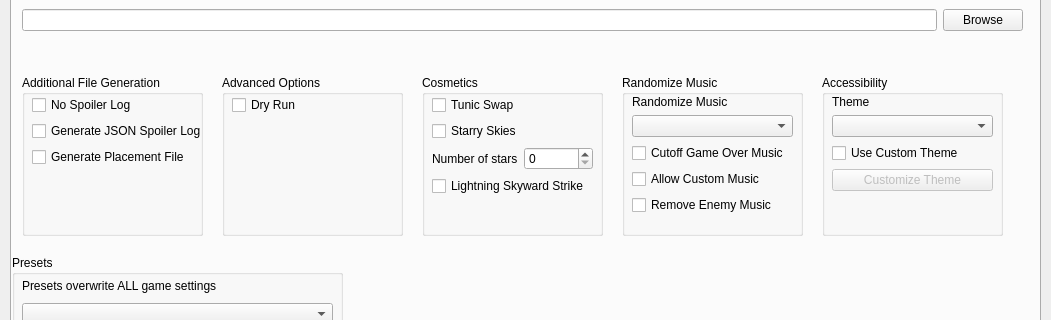
Before: the Qt Designer form gui/randogui.ui in ssrando/ssrando, drawn with Qt 5; both pictures show x 0 to 1051 and y 91 to 411 of the 1051 by 738 pixel window.
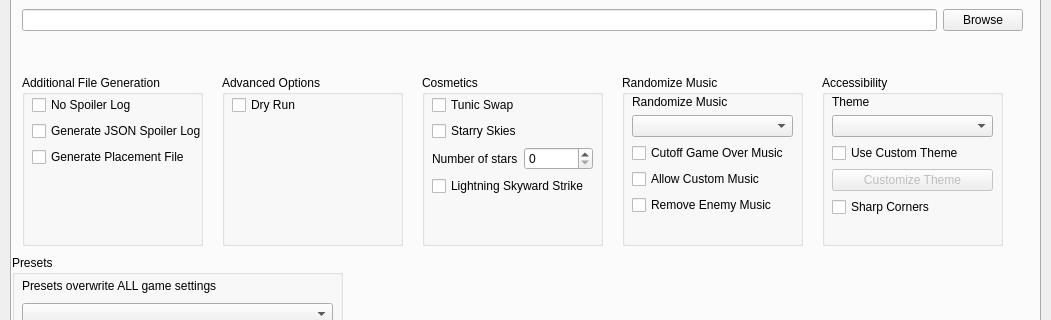
After: the same form once the commit is applied.

Commit message: Add sharp corners option

What changed in the file:
```diff
--- a/gui/randogui.ui
+++ b/gui/randogui.ui
@@ -186,7 +186,7 @@
         <x>10</x>
         <y>130</y>
         <width>181</width>
-        <height>161</height>
+        <height>171</height>
        </rect>
       </property>
       <property name="title">
@@ -198,7 +198,7 @@
          <x>10</x>
          <y>20</y>
          <width>169</width>
-         <height>131</height>
+         <height>141</height>
         </rect>
        </property>
        <layout class="QVBoxLayout" name="vlay_additional_files">
@@ -245,7 +245,7 @@
         <x>210</x>
         <y>130</y>
         <width>181</width>
-        <height>161</height>
+        <height>171</height>
        </rect>
       </property>
       <property name="title">
@@ -257,7 +257,7 @@
          <x>10</x>
          <y>20</y>
          <width>161</width>
-         <height>131</height>
+         <height>141</height>
         </rect>
        </property>
        <layout class="QVBoxLayout" name="vlay_advanced">
@@ -290,7 +290,7 @@
         <x>410</x>
         <y>130</y>
         <width>181</width>
-        <height>161</height>
+        <height>171</height>
        </rect>
       </property>
       <property name="title">
@@ -302,7 +302,7 @@
          <x>10</x>
          <y>20</y>
          <width>161</width>
-         <height>131</height>
+         <height>141</height>
         </rect>
        </property>
        <layout class="QVBoxLayout" name="vlay_cosmetics">
@@ -385,7 +385,7 @@
         <x>610</x>
         <y>130</y>
         <width>181</width>
-        <height>161</height>
+        <height>171</height>
        </rect>
       </property>
       <property name="title">
@@ -397,7 +397,7 @@
          <x>10</x>
          <y>20</y>
          <width>161</width>
-         <height>132</height>
+         <height>141</height>
         </rect>
        </property>
        <layout class="QVBoxLayout" name="vlay_music_rando">
@@ -518,7 +518,7 @@
         <x>810</x>
         <y>130</y>
         <width>181</width>
-        <height>161</height>
+        <height>171</height>
        </rect>
       </property>
       <property name="title">
@@ -530,7 +530,7 @@
          <x>10</x>
          <y>20</y>
          <width>161</width>
-         <height>132</height>
+         <height>141</height>
         </rect>
        </property>
        <layout class="QVBoxLayout" name="vlay_accessibility">
@@ -568,6 +568,13 @@
           </property>
          </widget>
         </item>
+        <item>
+         <widget class="QCheckBox" name="option_use_sharp_corners">
+          <property name="text">
+           <string>Sharp Corners</string>
+          </property>
+         </widget>
+        </item>
         <item>
          <spacer name="vspace_accessibility">
           <property name="orientation">
```
Left out of the diff: 3 changed lines with no effect on the pictures. The commit also changes 3 other files.
